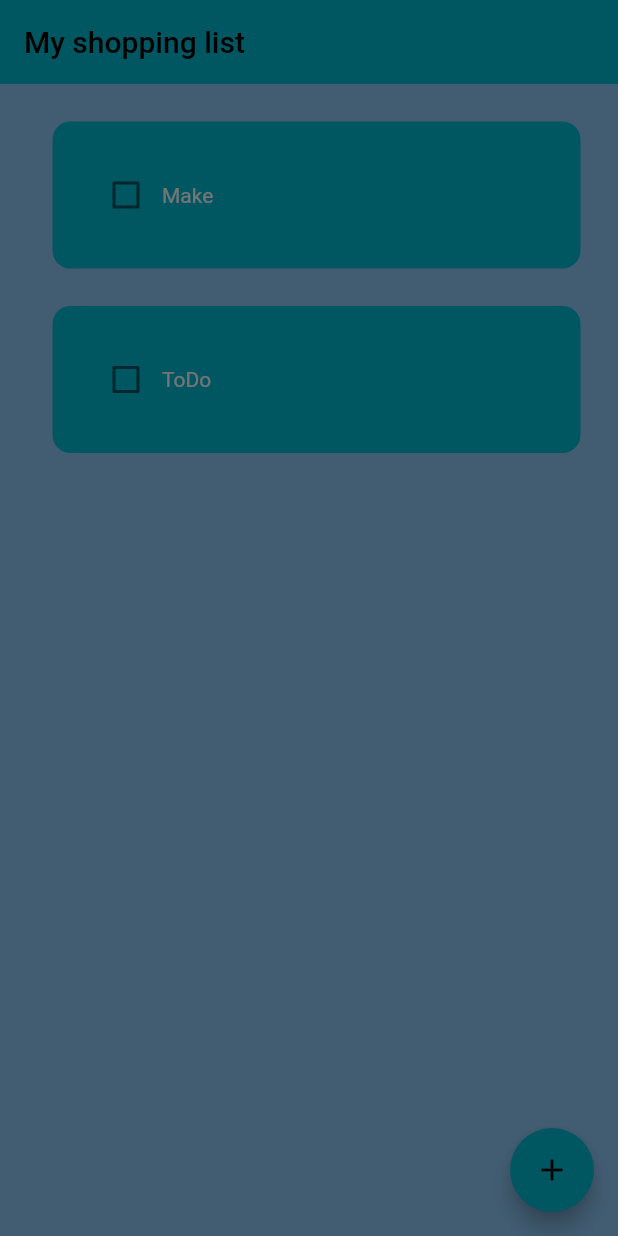
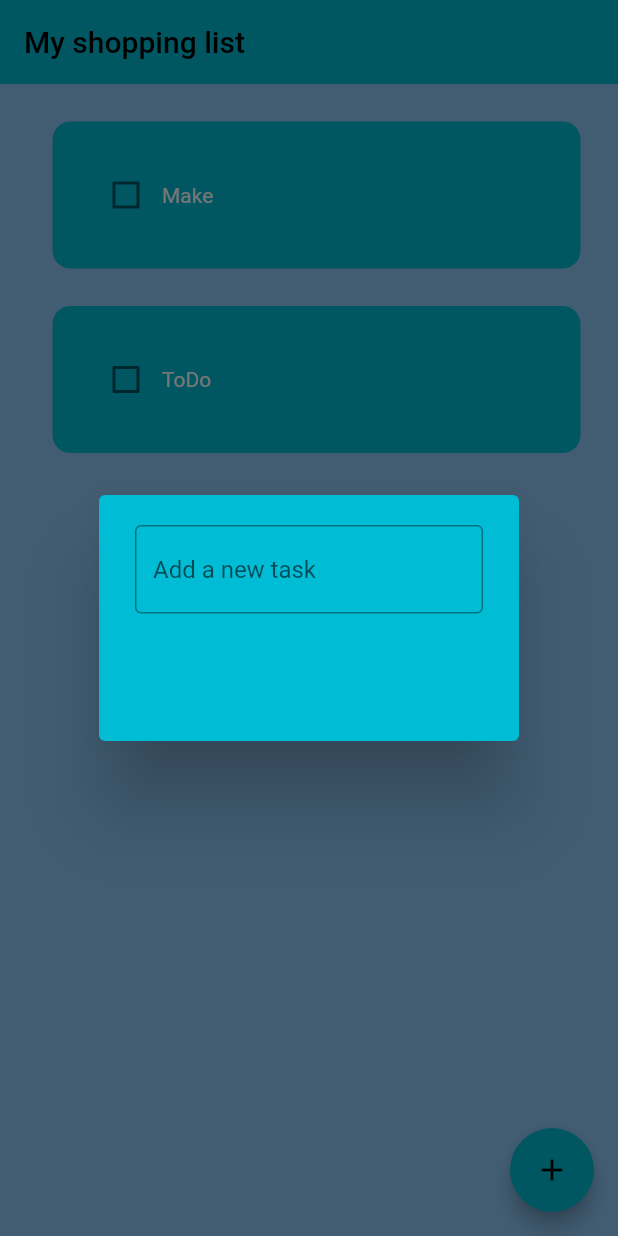
Before and after one commit to michalkrysinski/my_shopping_list, a Flutter app: the screen it shows after launch, after a tap on the "add" icon, on a phone screen of 412 x 824 dp. Run offline on Flutter 3.47's test engine with Material 2 defaults, Android fonts, the phone set to English and light mode, and no system bars.

Commit message:
Create AlertDialog

```diff
--- a/lib/app/home/home_page.dart
+++ b/lib/app/home/home_page.dart
@@ -1,4 +1,5 @@
 import 'package:flutter/material.dart';
+import 'package:my_shopping_list/app/util/dialog_box.dart';
 import 'package:my_shopping_list/app/util/myshoppinglist_tile.dart';
 
 class HomePage extends StatefulWidget {
@@ -32,7 +33,7 @@ class _HomePageState extends State<HomePage> {
     showDialog(
         context: context,
         builder: (context) {
-          return AlertDialog();
+          return DialogBox();
         });
   }
 
--- a/lib/app/util/dialog_box.dart
+++ b/lib/app/util/dialog_box.dart
@@ -0,0 +1,35 @@
+import 'package:flutter/material.dart';
+
+class DialogBox extends StatelessWidget {
+  const DialogBox({super.key});
+
+  @override
+  Widget build(BuildContext context) {
+    return AlertDialog(
+      backgroundColor: Colors.cyan,
+      content: Container(
+        height: 120,
+        child: Column(
+          children: [
+            //get user input
+            TextField(
+              decoration: InputDecoration(
+                border: OutlineInputBorder(),
+                hintText: "Add a new task",
+              ),
+            ),
+
+            //buttons -> save + cancel
+            Row(
+              children: [
+                //save button
+
+                //cancel button
+              ],
+            ),
+          ],
+        ),
+      ),
+    );
+  }
+}
```
Also changed, not shown: lib/app/util/my_button.dart (added).
